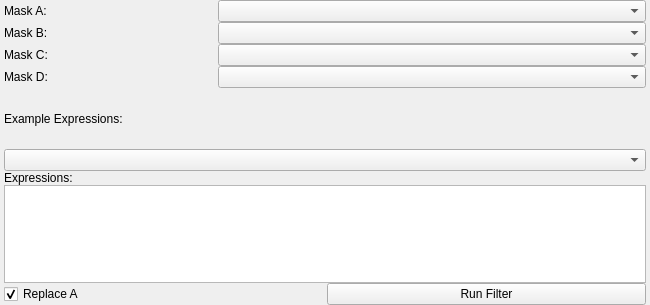
Old version of the form src/Interface/ToolInterface/BooleanFilterInterface.ui in the repository SCIInstitute/Seg3D.
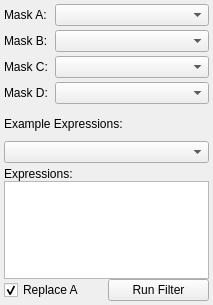
New version of the form.

```diff
--- a/src/Interface/ToolInterface/BooleanFilterInterface.ui
+++ b/src/Interface/ToolInterface/BooleanFilterInterface.ui
@@ -6,7 +6,7 @@
    <rect>
     <x>0</x>
     <y>0</y>
-    <width>650</width>
+    <width>213</width>
     <height>305</height>
    </rect>
   </property>
@@ -41,23 +41,17 @@
    <property name="spacing">
     <number>0</number>
    </property>
-   <property name="leftMargin">
+   <property name="margin">
     <number>4</number>
    </property>
-   <property name="topMargin">
-    <number>0</number>
-   </property>
-   <property name="rightMargin">
-    <number>4</number>
-   </property>
-   <property name="bottomMargin">
-    <number>0</number>
-   </property>
    <item>
-    <layout class="QHBoxLayout" name="maskAHLayout" stretch="1,2">
+    <layout class="QHBoxLayout" name="maskAHLayout" stretch="1,3">
      <property name="spacing">
       <number>0</number>
      </property>
+     <property name="bottomMargin">
+      <number>2</number>
+     </property>
      <item>
       <widget class="QLabel" name="maskALabel">
        <property name="text">
@@ -71,10 +65,16 @@
     </layout>
    </item>
    <item>
-    <layout class="QHBoxLayout" name="maskBHLayout" stretch="1,2">
+    <layout class="QHBoxLayout" name="maskBHLayout" stretch="1,3">
      <property name="spacing">
       <number>0</number>
      </property>
+     <property name="topMargin">
+      <number>2</number>
+     </property>
+     <property name="bottomMargin">
+      <number>2</number>
+     </property>
      <item>
       <widget class="QLabel" name="maskBLabel">
        <property name="text">
@@ -88,10 +88,16 @@
     </layout>
    </item>
    <item>
-    <layout class="QHBoxLayout" name="maskCHLayout" stretch="1,2">
+    <layout class="QHBoxLayout" name="maskCHLayout" stretch="1,3">
      <property name="spacing">
       <number>0</number>
      </property>
+     <property name="topMargin">
+      <number>2</number>
+     </property>
+     <property name="bottomMargin">
+      <number>2</number>
+     </property>
      <item>
       <widget class="QLabel" name="maskCLabel">
        <property name="text">
@@ -105,10 +111,16 @@
     </layout>
    </item>
    <item>
-    <layout class="QHBoxLayout" name="maskDHLayout" stretch="1,2">
+    <layout class="QHBoxLayout" name="maskDHLayout" stretch="1,3">
      <property name="spacing">
       <number>0</number>
      </property>
+     <property name="topMargin">
+      <number>2</number>
+     </property>
+     <property name="bottomMargin">
+      <number>2</number>
+     </property>
      <item>
       <widget class="QLabel" name="maskDCLabel">
        <property name="text">
@@ -133,6 +145,9 @@
      <property name="spacing">
       <number>0</number>
      </property>
+     <property name="bottomMargin">
+      <number>4</number>
+     </property>
      <item>
       <widget class="QLabel" name="label">
        <property name="text">
```
